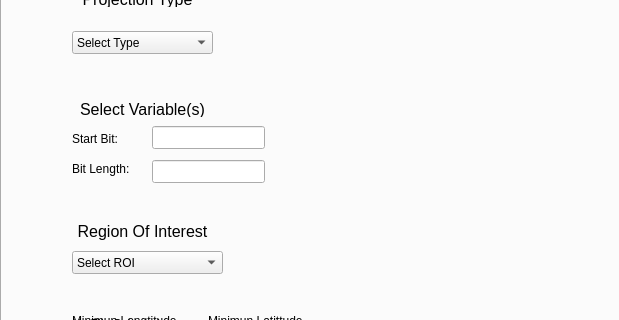
Old version of the form interface.ui in the repository BrianXie-03/Satellite-Data-Analysis; both pictures show x 0 to 619 and y 284 to 604 of the 1366 by 768 pixel window.
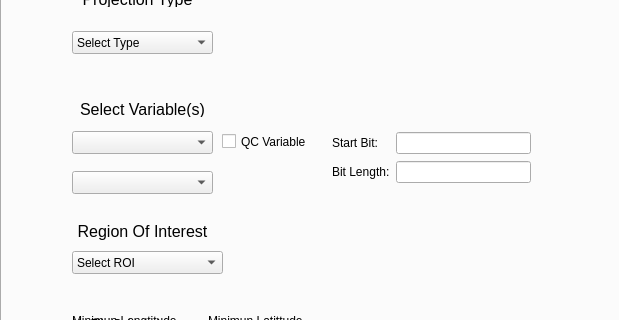
New version of the form.

```diff
--- a/interface.ui
+++ b/interface.ui
@@ -281,32 +281,6 @@
        </item>
       </layout>
      </widget>
-     <widget class="QLabel" name="length_bit_text">
-      <property name="geometry">
-       <rect>
-        <x>70</x>
-        <y>400</y>
-        <width>71</width>
-        <height>16</height>
-       </rect>
-      </property>
-      <property name="text">
-       <string>Bit Length:</string>
-      </property>
-     </widget>
-     <widget class="QLabel" name="start_bit_text">
-      <property name="geometry">
-       <rect>
-        <x>70</x>
-        <y>370</y>
-        <width>57</width>
-        <height>15</height>
-       </rect>
-      </property>
-      <property name="text">
-       <string>Start Bit:</string>
-      </property>
-     </widget>
      <widget class="QPushButton" name="compare_button">
       <property name="geometry">
        <rect>
@@ -369,16 +343,6 @@
        </property>
       </item>
      </widget>
-     <widget class="QLineEdit" name="input_bit_length">
-      <property name="geometry">
-       <rect>
-        <x>150</x>
-        <y>399</y>
-        <width>113</width>
-        <height>23</height>
-       </rect>
-      </property>
-     </widget>
      <widget class="QLabel" name="label">
       <property name="geometry">
        <rect>
@@ -400,16 +364,6 @@
        <set>Qt::AlignCenter</set>
       </property>
      </widget>
-     <widget class="QLineEdit" name="input_start_bit">
-      <property name="geometry">
-       <rect>
-        <x>150</x>
-        <y>365</y>
-        <width>113</width>
-        <height>23</height>
-       </rect>
-      </property>
-     </widget>
      <widget class="QLabel" name="label_2">
       <property name="geometry">
        <rect>
@@ -466,6 +420,71 @@
        </property>
       </item>
      </widget>
+     <widget class="QComboBox" name="fileDropdown1">
+      <property name="geometry">
+       <rect>
+        <x>70</x>
+        <y>370</y>
+        <width>141</width>
+        <height>23</height>
+       </rect>
+      </property>
+     </widget>
+     <widget class="QComboBox" name="fileDropdown2">
+      <property name="geometry">
+       <rect>
+        <x>70</x>
+        <y>410</y>
+        <width>141</width>
+        <height>23</height>
+       </rect>
+      </property>
+     </widget>
+     <widget class="QCheckBox" name="qc_check">
+      <property name="geometry">
+       <rect>
+        <x>220</x>
+        <y>370</y>
+        <width>91</width>
+        <height>21</height>
+       </rect>
+      </property>
+      <property name="text">
+       <string>QC Variable</string>
+      </property>
+     </widget>
+     <widget class="QWidget" name="layoutWidget">
+      <property name="geometry">
+       <rect>
+        <x>330</x>
+        <y>370</y>
+        <width>199</width>
+        <height>54</height>
+       </rect>
+      </property>
+      <layout class="QGridLayout" name="bit_grid">
+       <item row="0" column="0">
+        <widget class="QLabel" name="start_bit_text">
+         <property name="text">
+          <string>Start Bit:</string>
+         </property>
+        </widget>
+       </item>
+       <item row="0" column="1">
+        <widget class="QLineEdit" name="input_start_bit"/>
+       </item>
+       <item row="1" column="0">
+        <widget class="QLabel" name="length_bit_text">
+         <property name="text">
+          <string>Bit Length:</string>
+         </property>
+        </widget>
+       </item>
+       <item row="1" column="1">
+        <widget class="QLineEdit" name="input_bit_length"/>
+       </item>
+      </layout>
+     </widget>
     </widget>
     <widget class="QWidget" name="panel_2">
      <attribute name="title">
```
Left out of the diff: 24 changed lines with no effect on the pictures.
